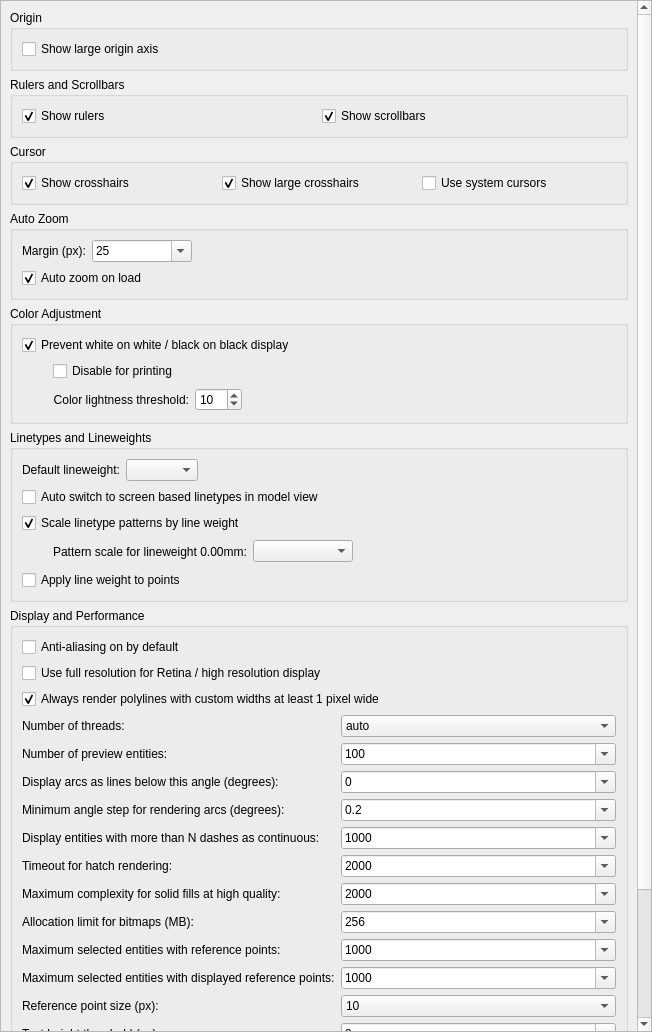
Above: scripts/Edit/AppPreferences/GraphicsViewPreferences/PreferencesPage.ui from qcad/qcad before the change. Below: the same form after it.
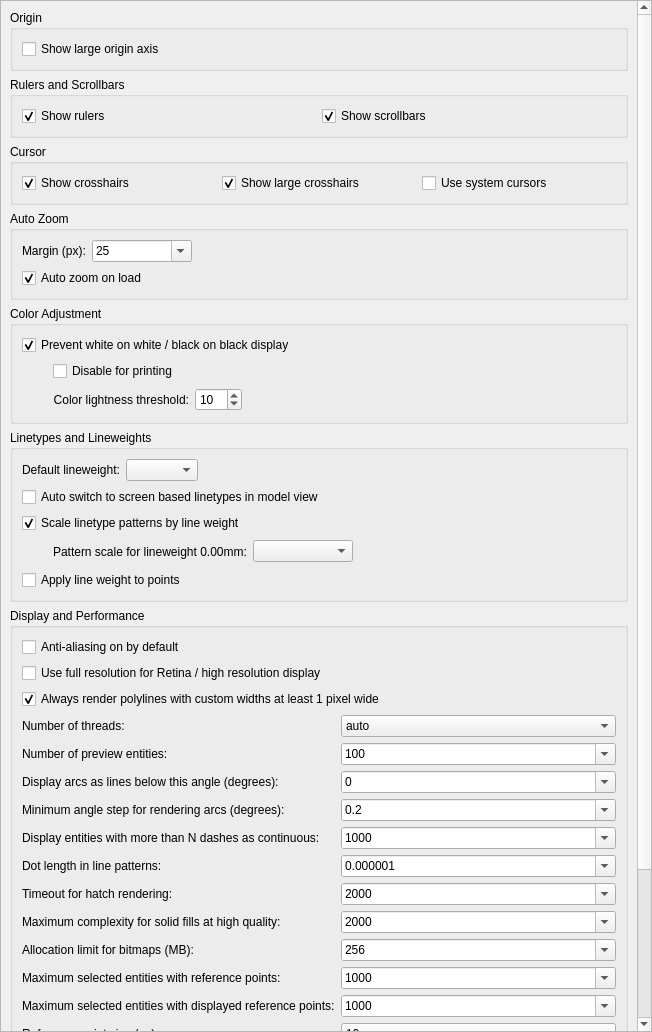
That is the form after the change. Custom widgets are drawn as their Qt base class.

Commit message: make line pattern dot length configurable, default to smaller value

```diff
--- a/scripts/Edit/AppPreferences/GraphicsViewPreferences/PreferencesPage.ui
+++ b/scripts/Edit/AppPreferences/GraphicsViewPreferences/PreferencesPage.ui
@@ -20,9 +20,9 @@
    <property name="geometry">
     <rect>
      <x>0</x>
-     <y>-223</y>
+     <y>-259</y>
      <width>635</width>
-     <height>1289</height>
+     <height>1325</height>
     </rect>
    </property>
    <layout class="QVBoxLayout" name="verticalLayout_2">
@@ -814,14 +814,14 @@
            </item>
           </widget>
          </item>
-         <item row="5" column="0">
+         <item row="6" column="0">
           <widget class="QLabel" name="label_8">
            <property name="text">
             <string>Timeout for hatch rendering:</string>
            </property>
           </widget>
          </item>
-         <item row="5" column="1">
+         <item row="6" column="1">
           <widget class="QComboBox" name="MaxHatchTime">
            <property name="editable">
             <bool>true</bool>
@@ -879,14 +879,14 @@
            </item>
           </widget>
          </item>
-         <item row="8" column="0">
+         <item row="9" column="0">
           <widget class="QLabel" name="label_9">
            <property name="text">
             <string>Maximum selected entities with reference points:</string>
            </property>
           </widget>
          </item>
-         <item row="8" column="1">
+         <item row="9" column="1">
           <widget class="QComboBox" name="MaxReferencePointEntities">
            <property name="editable">
             <bool>true</bool>
@@ -949,14 +949,14 @@
            </item>
           </widget>
          </item>
-         <item row="9" column="0">
+         <item row="10" column="0">
           <widget class="QLabel" name="label_13">
            <property name="text">
             <string>Maximum selected entities with displayed reference points:</string>
            </property>
           </widget>
          </item>
-         <item row="9" column="1">
+         <item row="10" column="1">
           <widget class="QComboBox" name="MaxReferencePointEntitiesDisplay">
            <property name="editable">
             <bool>true</bool>
@@ -1019,14 +1019,14 @@
            </item>
           </widget>
          </item>
-         <item row="10" column="0">
+         <item row="11" column="0">
           <widget class="QLabel" name="label_12">
            <property name="text">
             <string>Reference point size (px):</string>
            </property>
           </widget>
          </item>
-         <item row="10" column="1">
+         <item row="11" column="1">
           <widget class="QComboBox" name="ReferencePointSize">
            <property name="currentText">
             <string notr="true">10</string>
@@ -1096,14 +1096,14 @@
            </item>
           </widget>
          </item>
-         <item row="11" column="0">
+         <item row="12" column="0">
           <widget class="QLabel" name="label_11">
            <property name="text">
             <string>Text height threshold (px):</string>
            </property>
           </widget>
          </item>
-         <item row="11" column="1">
+         <item row="12" column="1">
           <widget class="QComboBox" name="TextHeightThreshold">
            <property name="editable">
             <bool>true</bool>
@@ -1158,24 +1158,24 @@
            </item>
           </widget>
          </item>
-         <item row="12" column="0">
+         <item row="13" column="0">
           <widget class="QLabel" name="PenCapStyle_Label">
            <property name="text">
             <string notr="true">Pen cap style:</string>
            </property>
           </widget>
          </item>
-         <item row="12" column="1">
+         <item row="13" column="1">
           <widget class="QComboBox" name="PenCapStyle"/>
          </item>
-         <item row="6" column="0">
+         <item row="7" column="0">
           <widget class="QLabel" name="label_16">
            <property name="text">
             <string>Maximum complexity for solid fills at high quality:</string>
            </property>
           </widget>
          </item>
-         <item row="6" column="1">
+         <item row="7" column="1">
           <widget class="QComboBox" name="MaxHatchComplexity">
            <property name="editable">
             <bool>true</bool>
@@ -1228,14 +1228,14 @@
            </item>
           </widget>
          </item>
-         <item row="7" column="0">
+         <item row="8" column="0">
           <widget class="QLabel" name="ImageAllocationLimit_Label">
            <property name="text">
             <string>Allocation limit for bitmaps (MB):</string>
            </property>
           </widget>
          </item>
-         <item row="7" column="1">
+         <item row="8" column="1">
           <widget class="QComboBox" name="ImageAllocationLimit">
            <property name="editable">
             <bool>true</bool>
@@ -1270,6 +1270,35 @@
            </item>
           </widget>
          </item>
+         <item row="5" column="0">
+          <widget class="QLabel" name="label_17">
+           <property name="text">
+            <string>Dot length in line patterns:</string>
+           </property>
+          </widget>
+         </item>
+         <item row="5" column="1">
+          <widget class="QComboBox" name="DotLength">
+           <property name="editable">
+            <bool>true</bool>
+           </property>
+           <item>
+            <property name="text">
+             <string notr="true">0.000001</string>
+            </property>
+           </item>
+           <item>
+            <property name="text">
+             <string notr="true">0.001</string>
+            </property>
+           </item>
+           <item>
+            <property name="text">
+             <string notr="true">0.01</string>
+            </property>
+           </item>
+          </widget>
+         </item>
         </layout>
        </item>
        <item>
```
The commit also changes 3 other files.
